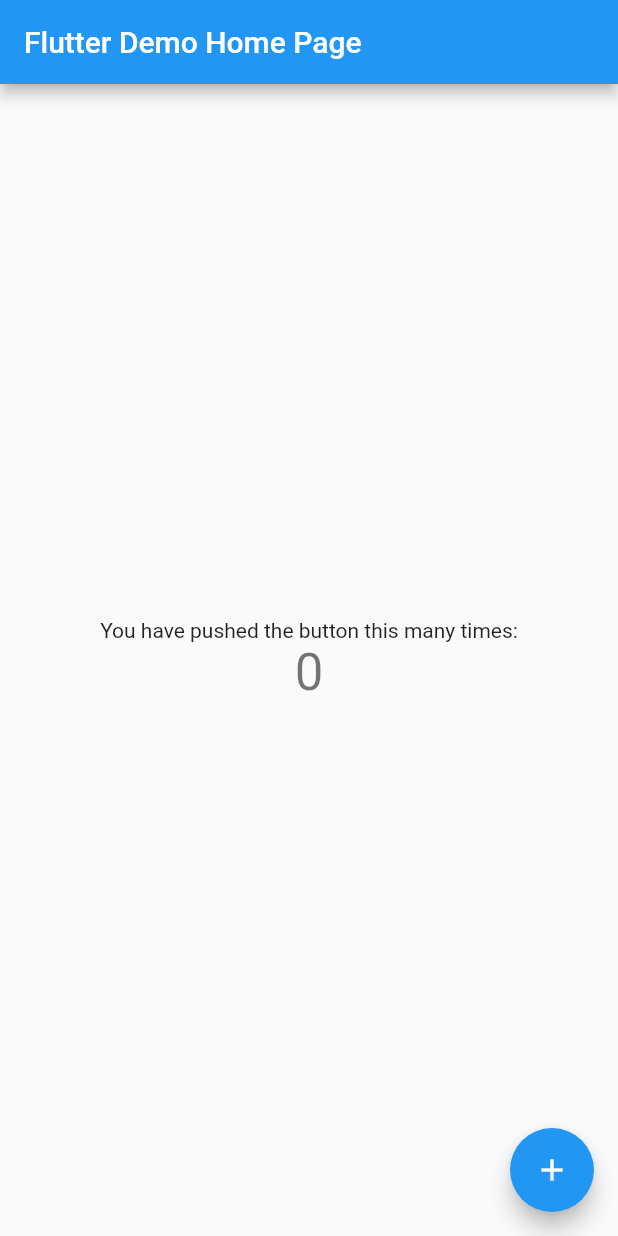
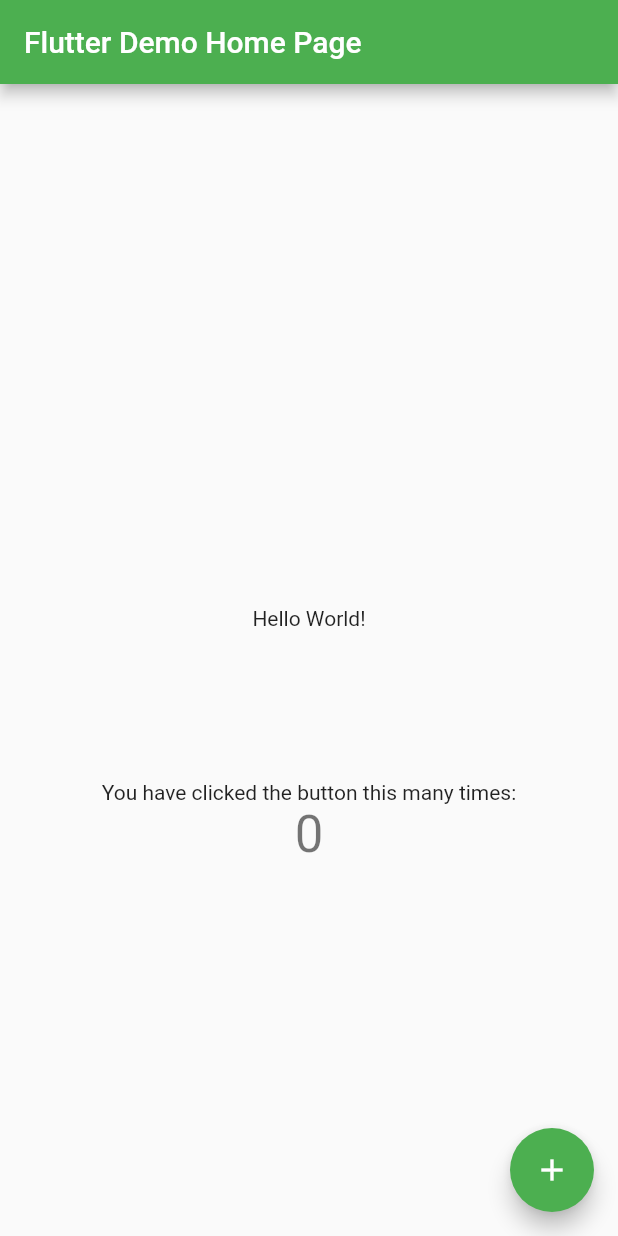
Before and after one commit to vasilevkin/TryFlutter, a Flutter app: the screen it shows after launch, on a phone screen of 412 x 824 dp. Run offline on Flutter 3.47's test engine with Material 2 defaults, Android fonts, the phone set to English and light mode, and no system bars.

Commit message:
Add new text Hello World, add padding, change text and color.

```diff
--- a/flutter_app/lib/main.dart
+++ b/flutter_app/lib/main.dart
@@ -18,7 +18,7 @@ class MyApp extends StatelessWidget {
         // or simply save your changes to "hot reload" in a Flutter IDE).
         // Notice that the counter didn't reset back to zero; the application
         // is not restarted.
-        primarySwatch: Colors.blue,
+        primarySwatch: Colors.green,
       ),
       home: MyHomePage(title: 'Flutter Demo Home Page'),
     );
@@ -91,8 +91,18 @@ class _MyHomePageState extends State<MyHomePage> {
           // horizontal).
           mainAxisAlignment: MainAxisAlignment.center,
           children: <Widget>[
+            Padding(
+              padding: const EdgeInsets.all(100.0),
+              child: Column(
+                children: <Widget>[
+                  Text(
+                    'Hello World!',
+                  ),
+                ],
+              ),
+            ),
             Text(
-              'You have pushed the button this many times:',
+              'You have clicked the button this many times:',
             ),
             Text(
               '$_counter',
```
Also changed, not shown: 1 other file.
